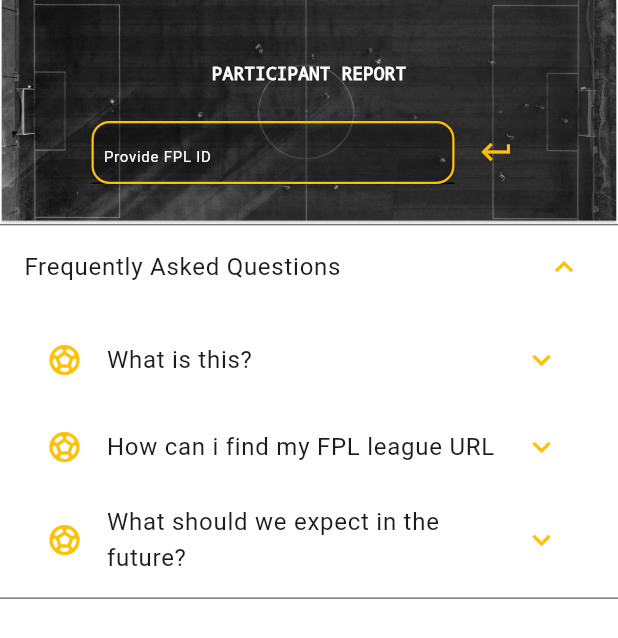
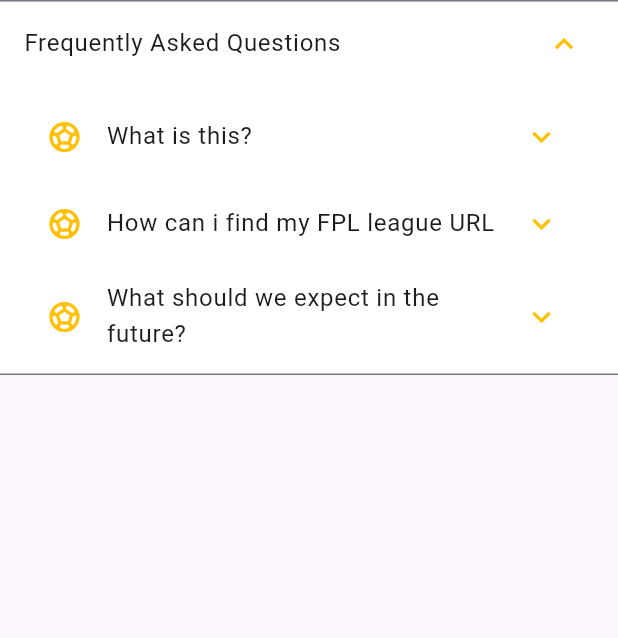
Before and after one commit to Ok3ks/fpl-frontend, a Flutter app: the ParticipantView screen opened by its route, on a phone screen of 412 x 824 dp. Shown: the top 638 px of the screen. Run offline on Flutter 3.47's test engine with Material 3 defaults, Android fonts, the phone set to English and light mode, and no system bars; our stand-ins replace cloud_firestore, firebase_auth, firebase_core, flutter_dotenv, flutter_riverpod, go_router and 4 more; missing offline and left inert: dart:html, dart:js_interop; accounts and stored records are empty.

Commit message:
Cleaned up participant view - Now uses provider to populate user information : TODO: fill more information in firestore like league Id, and use for league page

```diff
--- a/lib/dataprovider.dart
+++ b/lib/dataprovider.dart
@@ -126,6 +126,6 @@ final gameweekProvider = StateProvider<double>((ref) {
   return 28; //Should start from current gameweek
 });
 
-final currentUserProvider = StateProvider<User?>((ref) {
+var currentUserProvider = StateProvider<User?>((ref) {
   return null;
 });
--- a/lib/home/login.dart
+++ b/lib/home/login.dart
@@ -60,6 +60,7 @@ class _LoginBoxState extends ConsumerState<LoginBox> {
       setState(() {
         _errorMessage = '';
       });
+
       //TODO: Update currentUserProvider with desired State
       final snapshot = await userDbRef.where('email', isEqualTo: email).get();
       final userData = snapshot.docs.first.data() as Map<String, dynamic>;
@@ -70,7 +71,8 @@ class _LoginBoxState extends ConsumerState<LoginBox> {
                     yearsPlayingFpl: userData['yearsPlayingFpl'],
                     username: userData['username']);
       print('Logged in successfully with email: $email');
-      context.go('/home');
+      print(userData['favoriteTeam']);
+      Navigator.pushNamed(context, "/home");
     }
   }
 
--- a/lib/individualpage/participantview.dart
+++ b/lib/individualpage/participantview.dart
@@ -9,33 +9,15 @@ import 'package:fpl/individualpage/utils.dart';
 //TODO: Add user avatar box to page, to indicate a user is loggedIn
 //TODO: Adjust Wording
 
-class ParticipantView extends ConsumerStatefulWidget {
+class ParticipantView extends StatelessWidget {
+
   ParticipantView({
     super.key,
   });
-
-  String? participantId;
-
-  @override
-  ConsumerState<ParticipantView> createState() => ParticipantViewState();
-}
-
-class ParticipantViewState extends ConsumerState<ParticipantView> {
   @override
   Widget build(BuildContext context) {
-    TextEditingController participantIdController = TextEditingController();
 
     Orientation orientation = MediaQuery.of(context).orientation;
-    final Size size = MediaQuery.sizeOf(context);
-    final double width = size.width;
-    final double height = size.height;
-
-    print("width: $width");
-    print("height: $height");
-
-    var currParticipant = ref.watch(currentUserProvider);
-
-    participantIdController.text = currParticipant?.fplUrl ?? "Provide FPL ID";
 
 
     if (orientation == Orientation.landscape) {
@@ -48,91 +30,7 @@ class ParticipantViewState extends ConsumerState<ParticipantView> {
     }
     //Left becomes top
     else {
-      return SingleChildScrollView(
-          child: Column(children: [
-        Stack(alignment: AlignmentDirectional.center, children: [
-          Image.asset("assets/images/pexels-mike-1171084.webp"),
-          SizedBox(
-              width: width,
-              child: Column(children: [
-                const SizedBox(height: 20),
-                LandingPageTitle(),
-                const SizedBox(height: 20),
-                Row(mainAxisAlignment: MainAxisAlignment.center, children: [
-                  SizedBox(
-                      width: 250,
-                      height: 50,
-                      child: Card(
-                        shape: RoundedRectangleBorder(
-                            side: BorderSide(
-                                width: 1.5,
-                                color: MaterialTheme.darkMediumContrastScheme()
-                                    .primary),
-                            borderRadius: BorderRadius.circular(12)),
-                        color: Color.fromRGBO(100, 100, 100, 0),
-                        child: TextField(
-                          controller: participantIdController,
-                          style: const TextStyle(
-                              fontSize: 10, color: Colors.white),
-                          cursorColor:
-                              MaterialTheme.darkMediumContrastScheme().primary,
-                          // textInputAction: TextInputAction.done,
-                          decoration: InputDecoration(
-                              hintText: "Provide your FPL team URL",
-                              hintStyle: const TextStyle(
-                                  color: Color.fromRGBO(255, 255, 255, 80),
-                                  fontStyle: FontStyle.italic,
-                                  fontWeight: FontWeight.w100),
-                              focusedBorder: UnderlineInputBorder(
-                                  borderSide: BorderSide(
-                                      color: MaterialTheme.darkMediumContrastScheme()
-                                          .primaryContainer)),
-                              disabledBorder: UnderlineInputBorder(
-                                  borderSide: BorderSide(
-                                      color:
-                                          MaterialTheme.darkMediumContrastScheme()
-                                              .primaryContainer)),
-                              enabledBorder: UnderlineInputBorder(
-                                  borderSide: BorderSide(
-                                      color:
-                                          MaterialTheme.darkMediumContrastScheme()
-                                              .primaryContainer)),
-                              border: UnderlineInputBorder(
-                                  borderSide: BorderSide(
-                                      color:
-                                          MaterialTheme.darkMediumContrastScheme()
-                                              .primaryContainer)),
-                              contentPadding:
-                                  const EdgeInsets.symmetric(horizontal: 8),
-                              fillColor: Colors.white,
-                              iconColor: Colors.white),
-                          cursorHeight: 20,
-                          autocorrect: false,
-                        ),
-                      )),
-                  // ),
-                  IconButton(
-                    icon: Icon(Icons.keyboard_return,
-                        color:
-                            MaterialTheme.darkMediumContrastScheme().primary),
-                    onPressed: () async {
-                      widget.participantId = participantIdController.text;
-                    },
-                  )
-                ]),
-                Row(
-                  mainAxisAlignment: MainAxisAlignment.center,
-                  // crossAxisAlignment: CrossAxisAlignment.cen,
-                  children: [
-                    if (widget.participantId != null) participantIDWidget(),
-                  ],
-                ),
-              ])
-              // )
-              ),
-        ]),
-        ParticipantStatsView()
-      ]));
+      return ParticipantStatsView();
       // );
     }
   }
@@ -156,7 +54,25 @@ class ParticipantStatsViewState extends ConsumerState<ParticipantStatsView> {
     final currParticipant = ref.watch(currentUserProvider);
 
     if (currParticipant?.fplUrl != null) {
-      return Column(children: [
+      return SingleChildScrollView(
+          child:
+          Column(children: [
+        Stack(alignment: AlignmentDirectional.center, children: [
+          Image.asset("assets/images/pexels-mike-1171084.webp"),
+          SizedBox(
+              // width: width,
+              child: Column(children: [
+                const SizedBox(height: 20),
+                LandingPageTitle(),
+                const SizedBox(height: 20),
+                participantIDWidget(currParticipant: currParticipant)
+              ])
+          ),
+        ]),
+
+    SizedBox(
+    // width: width,
+    child:
         FutureBuilder(
             future: pullParticipantStats(double.tryParse(currParticipant?.fplUrl ?? "")),
             builder: (context, snapshot) {
@@ -169,7 +85,7 @@ class ParticipantStatsViewState extends ConsumerState<ParticipantStatsView> {
                 return const Text("No Data");
               }
             })
-      ]);
+    )]));
     }
     return LandingPage();
   }
--- a/lib/individualpage/utils.dart
+++ b/lib/individualpage/utils.dart
@@ -5,6 +5,8 @@ import 'package:flutter/material.dart';
 import 'package:flutter_riverpod/flutter_riverpod.dart';
 import 'package:fpl/dataprovider.dart';
 import 'package:fpl/themes.dart';
+
+import '../types.dart';
 
 class captainViceCaptainName extends ConsumerWidget {
   String playerName;
@@ -56,12 +58,13 @@ String? parseParticipantIdFromUrl(String url) {
   }
 }
 
-class participantIDWidget extends ConsumerWidget {
-  participantIDWidget({super.key});
+class participantIDWidget extends StatelessWidget {
+  User? currParticipant;
+  participantIDWidget({super.key, required this.currParticipant});
+
 
   @override
-  Widget build(BuildContext context, WidgetRef ref) {
-    final currParticipant = ref.watch(currentUserProvider);
+  Widget build(BuildContext context) {
 
     //TODO:Limit based on current gameweek
     return SizedBox(
@@ -79,7 +82,7 @@ class participantIDWidget extends ConsumerWidget {
             // width: 80,
             // height: 50,
             child: Center(
-          child: Text("Participant ID : ${parseParticipantIdFromUrl(currParticipant?.fplUrl ?? "")}",
+          child: Text("Participant ID : ${currParticipant?.fplUrl}",
               style: TextStyle(
                   color: MaterialTheme.darkMediumContrastScheme().onSurface,
                   fontSize: 15)),
--- a/lib/types.dart
+++ b/lib/types.dart
@@ -26,7 +26,7 @@ class User {
       UserCredential firebaseUser = await FirebaseAuth.instance
           .createUserWithEmailAndPassword(
               email: email, password: password ?? "VRBWX6k3gZ");
-      //TODO: add additional info to firebaseUser with fireStore
+      //TODO: Opportunity to add more information as drawn from FPL, into Firestore
       DocumentReference userId = await userDbRef.add({
         "email": email,
         "status": "onboarding",
--- a/lib/utils.dart
+++ b/lib/utils.dart
@@ -137,6 +137,39 @@ class leagueIDWidget extends ConsumerWidget {
   }
 }
 
+class participantIdWidget extends ConsumerWidget {
+  participantIdWidget({super.key});
+
+  @override
+  Widget build(BuildContext context, WidgetRef ref) {
+    final currUser = ref.watch(currentUserProvider);
+
+    //TODO:Limit based on current gameweek
+    return SizedBox(
+      height: 30,
+      width: 180,
+      child: Card(
+        color: Color.fromRGBO(100, 100, 100, 0),
+        shape: RoundedRectangleBorder(
+            side: BorderSide(
+                width: 0,
+                color:
+                MaterialTheme.darkMediumContrastScheme().primaryContainer),
+            borderRadius: BorderRadius.circular(4)),
+        child: SizedBox(
+          // width: 80,
+          // height: 50,
+            child: Center(
+              child: Text("Current User: ${currUser?.fplUrl.toString()}",
+                  style: TextStyle(
+                      color: MaterialTheme.darkMediumContrastScheme().onSurface,
+                      fontSize: 15)),
+            )),
+      ),
+    );
+  }
+}
+
 class playerName extends ConsumerWidget {
   int playerId;
   bool? notTransfer;
```
